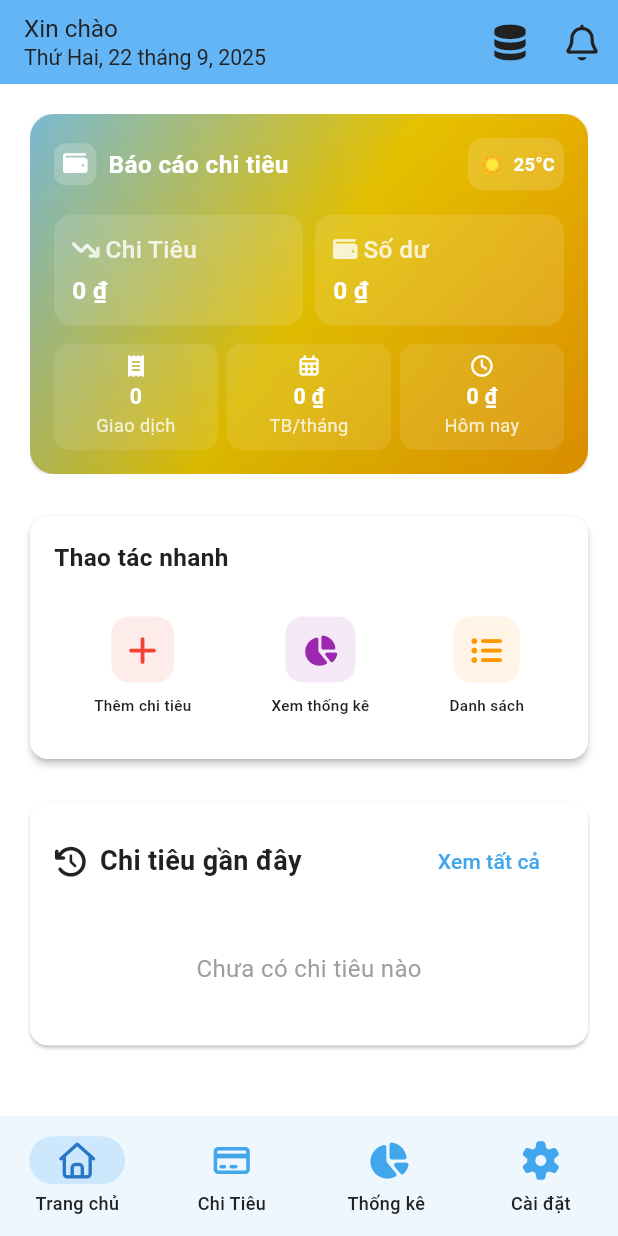
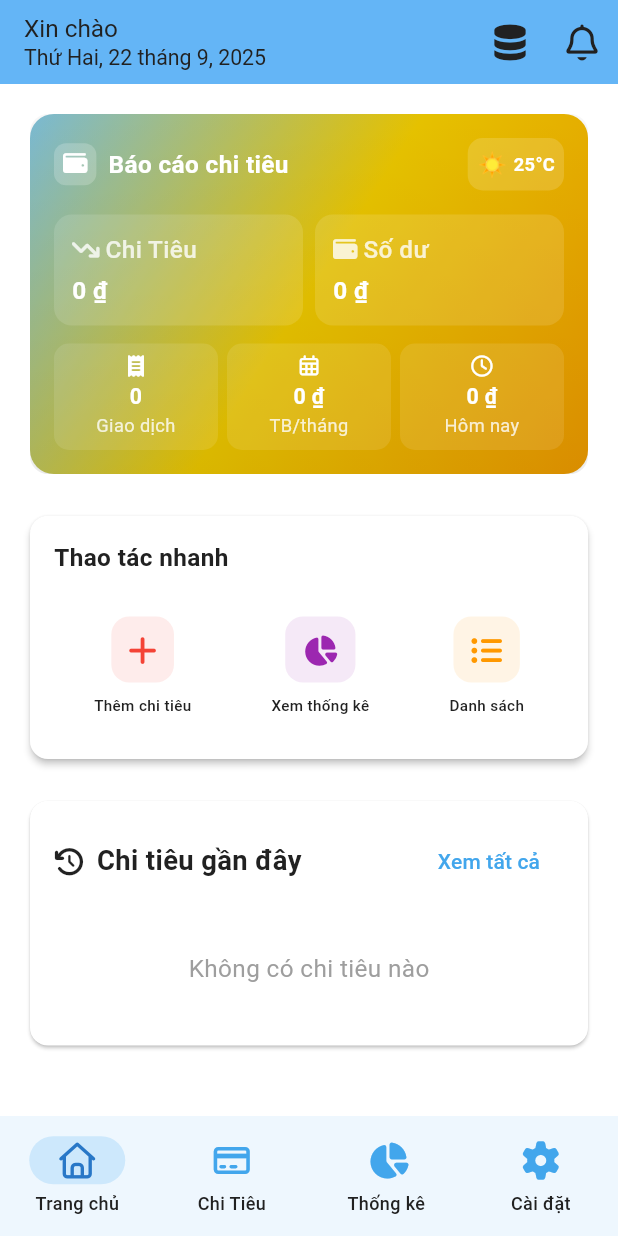
Before and after one commit to nguyentranlht/expense_tracker, a Flutter app: the screen it shows after launch, on a phone screen of 412 x 824 dp. Run offline on Flutter 3.47's test engine with Material 3 defaults, Android fonts, the phone set to English and light mode, and no system bars; our stand-ins replace dartz, equatable, flutter_bloc, flutter_dotenv, flutter_screenutil, font_awesome_flutter and 6 more; accounts and stored records are empty; network calls fail.

Commit message:
recent expenses card update UI

```diff
--- a/lib/features/home/presentation/widgets/recent_expenses_card.dart
+++ b/lib/features/home/presentation/widgets/recent_expenses_card.dart
@@ -1,5 +1,6 @@
 import 'package:expense_tracker/core/utils/localization_helper.dart';
 import 'package:flutter/material.dart';
+import 'package:flutter_screenutil/flutter_screenutil.dart';
 import 'package:font_awesome_flutter/font_awesome_flutter.dart';
 import '../../../expense_tracking/domain/entities/expense.dart';
 import '../../../../core/utils/formatters.dart';
@@ -24,15 +25,15 @@ class RecentExpensesCard extends StatelessWidget {
           children: [
             Row(
               children: [
-                const FaIcon(
+                FaIcon(
                   FontAwesomeIcons.clockRotateLeft,
-                  size: 20,
+                  size: 18.sp,
                 ),
                 const SizedBox(width: 8),
                  Text(
                   context.l10n.recent_expenses_card,
                   style: TextStyle(
-                    fontSize: 18,
+                    fontSize: 18.sp,
                     fontWeight: FontWeight.bold,
                   ),
                 ),
@@ -47,14 +48,14 @@ class RecentExpensesCard extends StatelessWidget {
             const SizedBox(height: 12),
 
             if (expenses.isEmpty)
-              const Center(
+              Center(
                 child: Padding(
                   padding: EdgeInsets.all(24),
                   child: Text(
-                    'Chưa có chi tiêu nào',
+                    context.l10n.noExpenses,
                     style: TextStyle(
                       color: Colors.grey,
-                      fontSize: 16,
+                      fontSize: 16.sp,
                     ),
                   ),
                 ),
@@ -78,23 +79,23 @@ class RecentExpensesCard extends StatelessWidget {
                       child: FaIcon(
                         _getCategoryIcon(expense.category),
                         color: _getCategoryColor(expense.category),
-                        size: 16,
+                        size: 22.sp,
                       ),
                     ),
                     title: Text(
-                      expense.title,
-                      style: const TextStyle(
+                      expense.category,
+                      style: TextStyle(
                         fontWeight: FontWeight.w600,
-                        fontSize: 14,
+                        fontSize: 16.sp,
                       ),
                       maxLines: 1,
                       overflow: TextOverflow.ellipsis,
                     ),
                     subtitle: Text(
-                      expense.category,
+                      expense.title,
                       style: TextStyle(
                         color: Colors.grey[600],
-                        fontSize: 12,
+                        fontSize: 14.sp,
                       ),
                     ),
                     trailing: Column(
@@ -103,17 +104,17 @@ class RecentExpensesCard extends StatelessWidget {
                       children: [
                         Text(
                           CurrencyFormatter.format(expense.amount),
-                          style: const TextStyle(
+                          style: TextStyle(
                             fontWeight: FontWeight.bold,
                             color: Colors.red,
-                            fontSize: 14,
+                            fontSize: 16.sp,
                           ),
                         ),
                         Text(
                           DateFormatter.formatShortDate(expense.date, context.l10n.localeName),
                           style: TextStyle(
                             color: Colors.grey[600],
-                            fontSize: 12,
+                            fontSize: 14.sp,
                           ),
                         ),
                       ],
```
